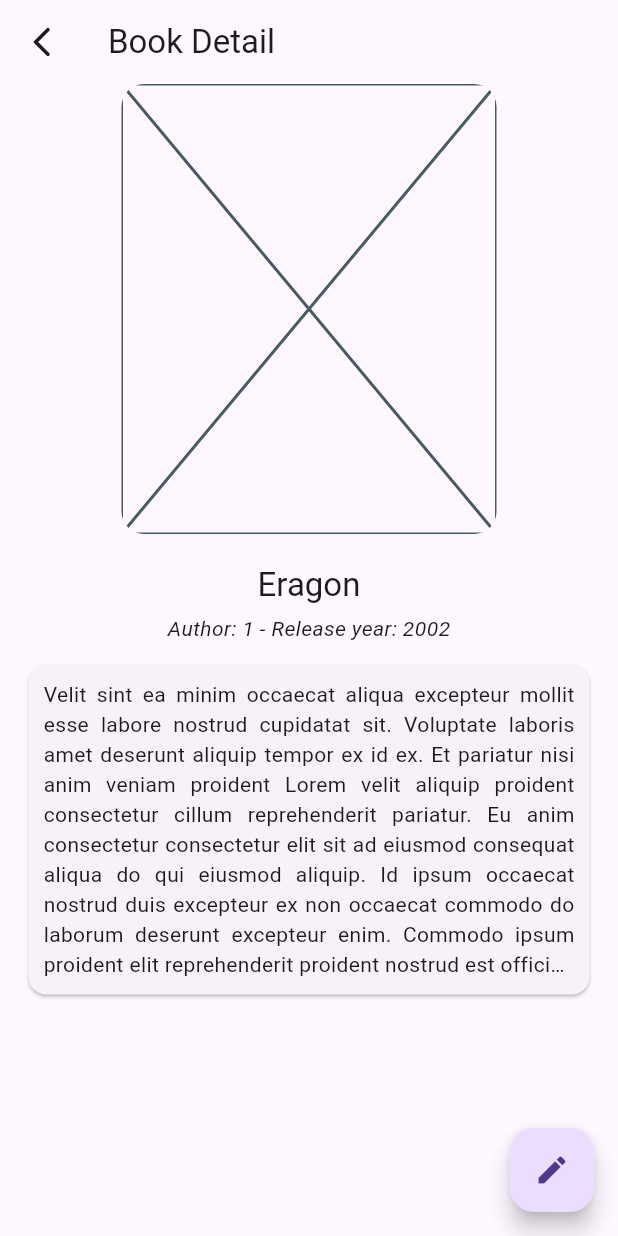
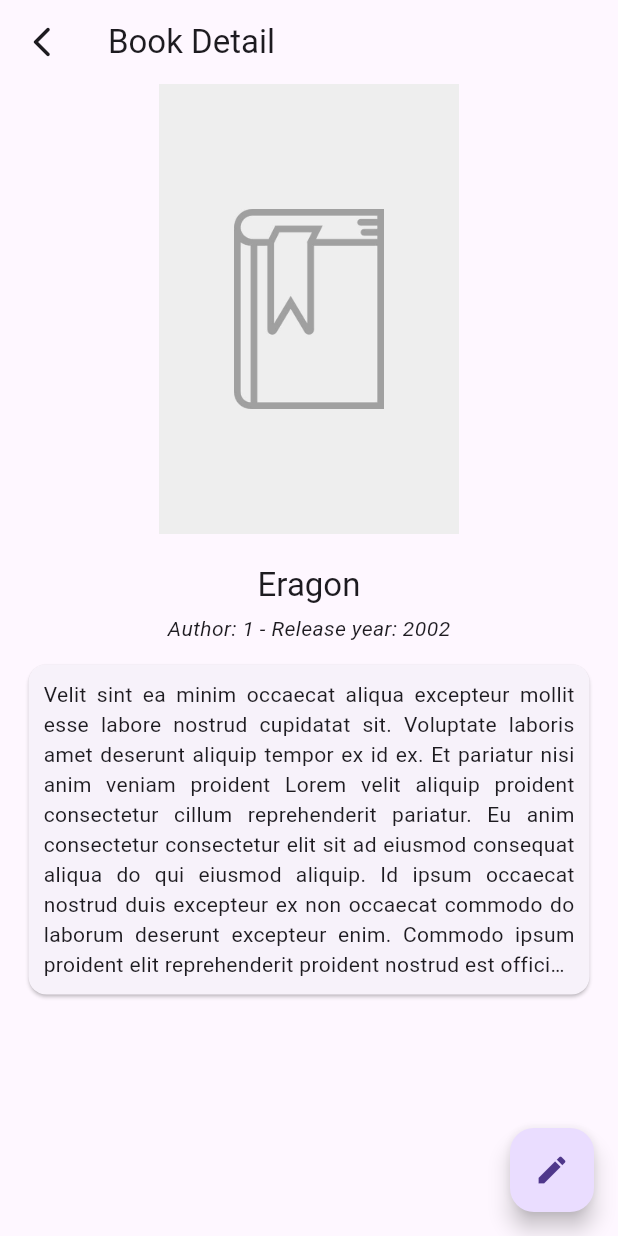
Before and after one commit to Marianx97/movile-apps-development, a Flutter app: the _BooksView screen opened directly, after a tap on "Eragon", on a phone screen of 412 x 824 dp. Run offline on Flutter 3.47's test engine with Material 3 defaults, Android fonts, the phone set to English and light mode, and no system bars; our stand-ins replace floor, go_router, sqflite; accounts and stored records are empty; generated files the repository leaves out were written again.

Commit message:
[parcial_1] - Added logic to handle images

```diff
--- a/parcial_1/lib/presentation/screens/books/book_details_screen.dart
+++ b/parcial_1/lib/presentation/screens/books/book_details_screen.dart
@@ -1,5 +1,6 @@
 import 'package:flutter/material.dart';
 import 'package:parcial_1/domain/book.dart';
+import 'package:parcial_1/presentation/screens/books/book_image.dart';
 import 'package:parcial_1/presentation/screens/books/books_screen.dart';
 import 'package:parcial_1/presentation/widgets/edit_button.dart';
 import 'package:parcial_1/presentation/widgets/go_back_button.dart';
@@ -56,7 +57,11 @@
     return Column(
       mainAxisAlignment: MainAxisAlignment.start,
       children: [
-        _BookImage(),
+        BookImage(
+          imageUrl: book.imageUrl,
+          height: 300,
+          width: 250,
+        ),
         const SizedBox(height: 20),
         Text(
           book.title,
@@ -73,25 +78,6 @@
         const SizedBox(height: 10),
         _BookSummaryCard(book: book),
       ],
-    );
-  }
-}
-
-class _BookImage extends StatelessWidget {
-  @override
-  Widget build(BuildContext context) {
-    return Padding(
-      padding: const EdgeInsets.symmetric(horizontal: 15),
-      /// TODO:
-      /// - Replace the placeholder for the real image
-      child: ClipRRect(
-        borderRadius: BorderRadius.circular(15),
-        child: const SizedBox(
-          height: 300,
-          width: 250,
-          child: Placeholder()
-        ),
-      ),
     );
   }
 }
--- /dev/null
+++ b/parcial_1/lib/presentation/screens/books/book_image.dart
@@ -0,0 +1,38 @@
+import 'package:flutter/material.dart';
+
+class BookImage extends StatelessWidget {
+  final String? imageUrl;
+  final double height;
+  final double width;
+
+  const BookImage({
+    super.key,
+    this.imageUrl,
+    required this.height,
+    required this.width,
+  });
+
+  @override
+  Widget build(BuildContext context) {
+    Image placeholder = const Image(image: AssetImage('assets/images/book_placeholder.jpg'));
+    Image bookImage = imageUrl != null && imageUrl!.isNotEmpty
+      ? Image.network(
+          imageUrl!,
+          fit: BoxFit.cover,
+          errorBuilder: (context, error, stackTrace) => placeholder,
+        )
+      : placeholder;
+
+    return Padding(
+      padding: const EdgeInsets.symmetric(horizontal: 15),
+      child: ClipRRect(
+        borderRadius: BorderRadius.circular(15),
+        child: SizedBox(
+          height: height,
+          width: width,
+          child: bookImage,
+        ),
+      ),
+    );
+  }
+}
--- a/parcial_1/lib/presentation/screens/books/books_screen.dart
+++ b/parcial_1/lib/presentation/screens/books/books_screen.dart
@@ -1,6 +1,7 @@
 import 'package:flutter/material.dart';
 import 'package:go_router/go_router.dart';
 import 'package:parcial_1/domain/book.dart';
+import 'package:parcial_1/presentation/screens/books/book_image.dart';
 import 'package:parcial_1/presentation/screens/books/create_book_screen.dart';
 import 'package:parcial_1/presentation/widgets/drawer_menu.dart';
 
@@ -105,12 +106,10 @@
       children: [
         ClipRRect(
           borderRadius: BorderRadius.circular(10),
-          /// TODO:
-          /// - Change this child for the Image widget
-          child: const SizedBox(
+          child: BookImage(
+            imageUrl: book.imageUrl,
             height: 150,
             width: 100,
-            child: Placeholder()
           ),
         ),
         const SizedBox(width: 20),
--- a/parcial_1/pubspec.yaml
+++ b/parcial_1/pubspec.yaml
@@ -20,4 +20,6 @@
     sdk: flutter
 
 flutter:
+  assets:
+    - assets/images/
   uses-material-design: true
```
Also changed, not shown: parcial_1/lib/presentation/screens/authors/author_details_screen.dart (+16 -5 lines), parcial_1/assets/images/author_placeholder.png (added), parcial_1/assets/images/book_placeholder.jpg (added).
